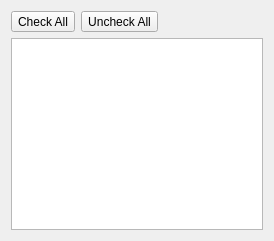
Above: tse_analytics/views/selection/animals/animals_widget.ui from TSE-Systems/tse-analytics before the change. Below: the same form after it.
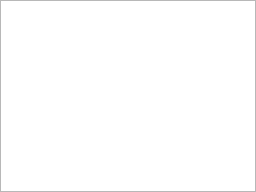
That is the form after the change.

The edit to the form file:
```diff
--- a/tse_analytics/views/selection/animals/animals_widget.ui
+++ b/tse_analytics/views/selection/animals/animals_widget.ui
@@ -3,46 +3,22 @@
  <author>Anton Rau</author>
  <class>AnimalsWidget</class>
  <widget class="QWidget" name="AnimalsWidget">
-  <property name="geometry">
-   <rect>
-    <x>0</x>
-    <y>0</y>
-    <width>274</width>
-    <height>241</height>
-   </rect>
-  </property>
   <layout class="QVBoxLayout" name="verticalLayout">
-   <item>
-    <layout class="QHBoxLayout" name="toolbar">
-     <item>
-      <widget class="QToolButton" name="toolButtonCheckAll">
-       <property name="text">
-        <string>Check All</string>
-       </property>
-      </widget>
-     </item>
-     <item>
-      <widget class="QToolButton" name="toolButtonUncheckAll">
-       <property name="text">
-        <string>Uncheck All</string>
-       </property>
-      </widget>
-     </item>
-     <item>
-      <spacer name="horizontalSpacer">
-       <property name="orientation">
-        <enum>Qt::Horizontal</enum>
-       </property>
-       <property name="sizeHint" stdset="0">
-        <size>
-         <width>40</width>
-         <height>20</height>
-        </size>
-       </property>
-      </spacer>
-     </item>
-    </layout>
-   </item>
+   <property name="spacing">
+    <number>0</number>
+   </property>
+   <property name="leftMargin">
+    <number>0</number>
+   </property>
+   <property name="topMargin">
+    <number>0</number>
+   </property>
+   <property name="rightMargin">
+    <number>0</number>
+   </property>
+   <property name="bottomMargin">
+    <number>0</number>
+   </property>
    <item>
     <widget class="QTableView" name="tableView">
      <property name="editTriggers">
```
